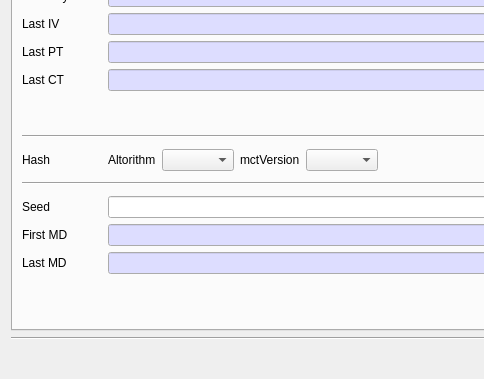
This is CryptokiMan/cavp_dlg.ui in jykim74/CryptokiMan as Qt 5 draws it before an edit; both pictures show x 0 to 484 and y 336 to 715 of the 726 by 715 pixel window. The edited form follows.
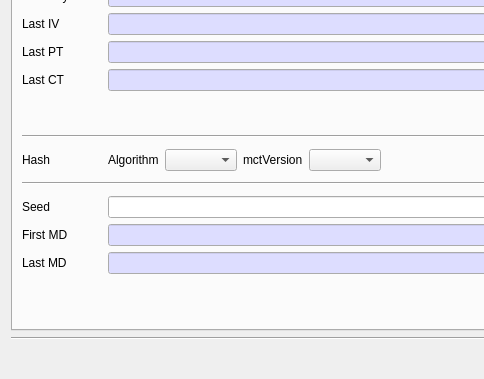
This is the edited form. Icons and pictures are not drawn.

Diff of the .ui file:
```diff
--- a/CryptokiMan/cavp_dlg.ui
+++ b/CryptokiMan/cavp_dlg.ui
@@ -913,7 +913,7 @@
          <item row="0" column="1">
           <widget class="QLabel" name="label_17">
            <property name="text">
-            <string>Altorithm</string>
+            <string>Algorithm</string>
            </property>
           </widget>
          </item>
```
